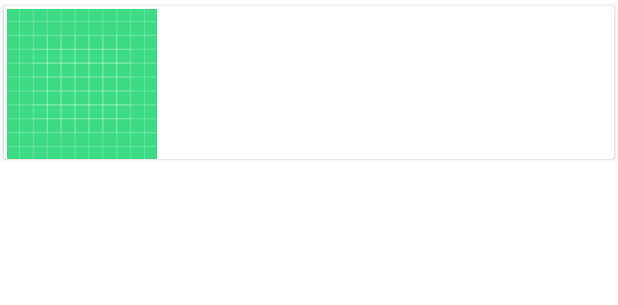
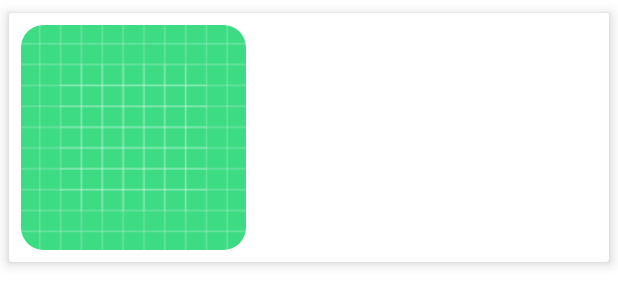
Before and after one commit to ammehmeti/PhotoGallery, an Android app: the layout row_picsum_items.xml on its own in the app's theme, with its tools: preview values and no code run, on a phone screen of 412 x 824 dp. Shown: the top 305 px of the screen. Run offline under Robolectric (Android 15) with nearby library versions, the phone set to English and light mode, and no system bars.

Commit message:
ui fixes

```diff
--- a/app/src/main/java/com/mobilelife/photogallery/ui/gallery/PicSumAdapter.kt
+++ b/app/src/main/java/com/mobilelife/photogallery/ui/gallery/PicSumAdapter.kt
@@ -46,7 +46,7 @@ class PicSumAdapter(private val onItemClick: (picsum: PicSum) -> Unit) :
         fun bind(picsum: PicSum) {
             with(binding) {
                 picsumAuthor.text = picsum.author
-                ImageLoader.loadImage(root, picsum.download_url, picusmImage)
+                ImageLoader.loadImage(root, picsum.download_url, thumbnail)
                 picsumCard.setOnClickListener { onItemClick(picsum) }
             }
         }
--- a/app/src/main/res/layout/activity_main.xml
+++ b/app/src/main/res/layout/activity_main.xml
@@ -6,14 +6,39 @@
     android:layout_height="match_parent"
     tools:context=".ui.MainActivity">
 
+    <TextView
+        android:id="@+id/title"
+        android:layout_width="wrap_content"
+        android:layout_height="wrap_content"
+        android:layout_marginTop="@dimen/content_margin"
+        android:textSize="24sp"
+        android:textColor="@color/colorBlack"
+        android:textStyle="bold"
+        android:text="@string/app_name"
+        app:layout_constraintTop_toTopOf="parent"
+        app:layout_constraintEnd_toEndOf="parent"
+        app:layout_constraintStart_toStartOf="parent" />
+
+    <View
+        android:layout_width="match_parent"
+        android:layout_height="0.5dp"
+        android:background="@color/colorGray"
+        android:layout_marginTop="@dimen/content_margin_small"
+        app:layout_constraintLeft_toLeftOf="parent"
+        app:layout_constraintRight_toRightOf="parent"
+        app:layout_constraintTop_toBottomOf="@id/title"
+        />
+
     <androidx.fragment.app.FragmentContainerView
         android:id="@+id/navHostFragment"
         android:name="androidx.navigation.fragment.NavHostFragment"
         android:layout_width="match_parent"
-        android:layout_height="match_parent"
+        android:layout_height="0dp"
+        android:layout_marginTop="@dimen/content_margin_medium"
         app:layout_constraintLeft_toLeftOf="parent"
         app:layout_constraintRight_toRightOf="parent"
-        app:layout_constraintTop_toTopOf="parent"
+        app:layout_constraintTop_toBottomOf="@id/title"
+        app:layout_constraintBottom_toBottomOf="parent"
         app:defaultNavHost="true"
         app:navGraph="@navigation/nav_graph" />
 
--- a/app/src/main/res/layout/fragment_photo_details.xml
+++ b/app/src/main/res/layout/fragment_photo_details.xml
@@ -10,6 +10,7 @@
         android:layout_height="wrap_content"
         android:layout_marginTop="@dimen/content_margin"
         android:textSize="24sp"
+        android:textColor="@color/colorBlack"
         android:textStyle="bold"
         app:layout_constraintTop_toTopOf="parent"
         app:layout_constraintEnd_toEndOf="parent"
--- a/app/src/main/res/layout/row_picsum_items.xml
+++ b/app/src/main/res/layout/row_picsum_items.xml
@@ -1,6 +1,7 @@
 <?xml version="1.0" encoding="utf-8"?>
 <layout xmlns:android="http://schemas.android.com/apk/res/android"
-    xmlns:app="http://schemas.android.com/apk/res-auto">
+    xmlns:app="http://schemas.android.com/apk/res-auto"
+    xmlns:tools="http://schemas.android.com/tools">
 
     <data>
 
@@ -11,14 +12,16 @@
 
     <androidx.constraintlayout.widget.ConstraintLayout
         android:layout_width="match_parent"
-        android:layout_height="wrap_content">
+        android:layout_height="wrap_content"
+        android:background="@color/colorWhite">
 
         <androidx.cardview.widget.CardView
+            android:id="@+id/picsumCard"
             android:layout_width="match_parent"
             android:layout_height="wrap_content"
-            android:id="@+id/picsumCard"
-            app:cardElevation="2dp"
+            app:cardElevation="5dp"
             app:cardUseCompatPadding="true"
+            app:cardBackgroundColor="@color/colorWhite"
             app:layout_constraintBottom_toBottomOf="parent"
             app:layout_constraintEnd_toEndOf="parent"
             app:layout_constraintStart_toStartOf="parent">
@@ -27,26 +30,32 @@
                 android:layout_width="match_parent"
                 android:layout_height="wrap_content">
 
-                <ImageView
-                    android:id="@+id/picusmImage"
-                    android:layout_width="100dp"
-                    android:layout_height="100dp"
-                    android:layout_margin="2dp"
-                    android:src="@drawable/ic_launcher_background"
+                <com.google.android.material.imageview.ShapeableImageView
+                    android:id="@+id/thumbnail"
+                    android:layout_width="150dp"
+                    android:layout_height="150dp"
+                    android:layout_margin="@dimen/content_margin_small"
+                    android:scaleType="centerCrop"
+                    app:layout_constraintBottom_toBottomOf="parent"
                     app:layout_constraintStart_toStartOf="parent"
-                    app:layout_constraintTop_toTopOf="parent" />
+                    app:layout_constraintTop_toTopOf="parent"
+                    app:shapeAppearanceOverlay="@style/roundedCorners"
+                    tools:src="@drawable/ic_launcher_background" />
 
 
                 <TextView
-                    android:id="@+id/picsumAuthor"
+                    android:id="@+id/picsum_author"
                     android:layout_width="0dp"
                     android:layout_height="wrap_content"
-                    android:layout_marginTop="28dp"
+                    android:layout_marginTop="@dimen/content_margin"
                     android:textAlignment="center"
-                    android:textSize="15sp"
+                    android:textSize="16sp"
                     android:textStyle="bold"
+                    android:layout_marginStart="@dimen/content_margin"
+                    android:layout_marginEnd="@dimen/content_margin"
+                    android:textColor="@color/colorBlack"
                     app:layout_constraintHorizontal_bias="0.0"
-                    app:layout_constraintLeft_toRightOf="@+id/picusmImage"
+                    app:layout_constraintLeft_toRightOf="@+id/thumbnail"
                     app:layout_constraintRight_toRightOf="parent"
                     app:layout_constraintTop_toTopOf="parent" />
 
--- a/app/src/main/res/values-night/themes.xml
+++ b/app/src/main/res/values-night/themes.xml
@@ -1,16 +1,16 @@
 <resources xmlns:tools="http://schemas.android.com/tools">
     <!-- Base application theme. -->
-    <style name="Theme.PhotoGallery" parent="Theme.MaterialComponents.DayNight.DarkActionBar">
-        <!-- Primary brand color. -->
-        <item name="colorPrimary">@color/purple_200</item>
-        <item name="colorPrimaryVariant">@color/purple_700</item>
-        <item name="colorOnPrimary">@color/black</item>
-        <!-- Secondary brand color. -->
-        <item name="colorSecondary">@color/teal_200</item>
-        <item name="colorSecondaryVariant">@color/teal_200</item>
-        <item name="colorOnSecondary">@color/black</item>
-        <!-- Status bar color. -->
-        <item name="android:statusBarColor">?attr/colorPrimaryVariant</item>
-        <!-- Customize your theme here. -->
+    <style name="Theme.PhotoGallery" parent="Theme.AppCompat.DayNight.NoActionBar">
+        <item name="colorPrimary">@color/colorWhite</item>
+        <item name="colorPrimaryDark">@color/colorWhite</item>
+        <item name="colorAccent">@color/colorPrimary</item>
+        <item name="colorOnPrimary">@color/colorPrimary</item>
+
+        <item name="android:windowBackground">@color/colorWhite</item>
+        <item name="colorControlHighlight">@color/colorWhite</item>
+
+        <item name="android:windowLightStatusBar">true</item>
+
     </style>
+
 </resources>
--- a/app/src/main/res/values/colors.xml
+++ b/app/src/main/res/values/colors.xml
@@ -7,4 +7,16 @@
     <color name="teal_700">#FF018786</color>
     <color name="black">#FF000000</color>
     <color name="white">#FFFFFFFF</color>
+
+    <color name="colorPrimary">#FF03DAC5</color>
+    <color name="colorPrimaryLight">#FF018786</color>
+
+
+    <color name="colorWhite">#FFFFFF</color>
+    <color name="colorBlack">#000000</color>
+    <color name="colorGray">#7D7D7D</color>
+    <color name="colorWhiteDark">#FFFFFF</color>
+    <color name="colorTransparent">#00000000</color>
+
+
 </resources>
--- a/app/src/main/res/values/themes.xml
+++ b/app/src/main/res/values/themes.xml
@@ -1,16 +1,25 @@
 <resources xmlns:tools="http://schemas.android.com/tools">
     <!-- Base application theme. -->
-    <style name="Theme.PhotoGallery" parent="Theme.MaterialComponents.DayNight.DarkActionBar">
-        <!-- Primary brand color. -->
-        <item name="colorPrimary">@color/purple_500</item>
-        <item name="colorPrimaryVariant">@color/purple_700</item>
-        <item name="colorOnPrimary">@color/white</item>
-        <!-- Secondary brand color. -->
-        <item name="colorSecondary">@color/teal_200</item>
-        <item name="colorSecondaryVariant">@color/teal_700</item>
-        <item name="colorOnSecondary">@color/black</item>
-        <!-- Status bar color. -->
-        <item name="android:statusBarColor">?attr/colorPrimaryVariant</item>
-        <!-- Customize your theme here. -->
+
+
+    <style name="Theme.PhotoGallery" parent="Theme.AppCompat.DayNight.NoActionBar">
+        <item name="colorPrimary">@color/colorWhite</item>
+        <item name="colorPrimaryDark">@color/colorWhite</item>
+        <item name="colorAccent">@color/colorPrimary</item>
+        <item name="colorOnPrimary">@color/colorPrimary</item>
+
+        <item name="android:windowBackground">@color/colorWhite</item>
+        <item name="colorControlHighlight">@color/colorWhite</item>
+
+        <item name="android:windowLightStatusBar">true</item>
+
     </style>
+
+
+    <style name="roundedCorners">
+        <item name="cornerFamily">rounded</item>
+        <item name="cornerSize">10%</item>
+    </style>
+
+
 </resources>
```
